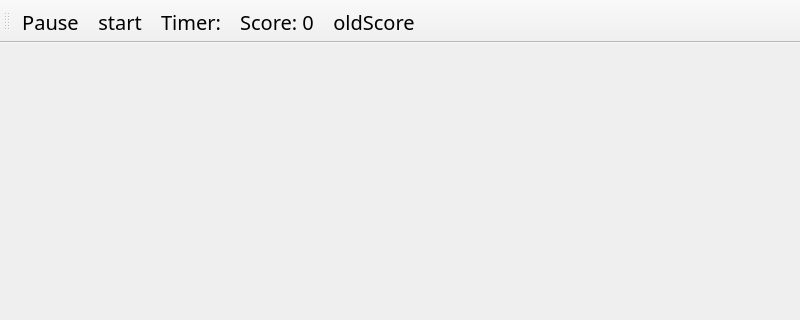
Above: A7-Parachutes/A7-Parachutes/gamewindow.ui from thePeterPan/CS3505-2016 before the change; both pictures show x 0 to 800 and y 0 to 320 of the 800 by 635 pixel window. Below: the same form after it.
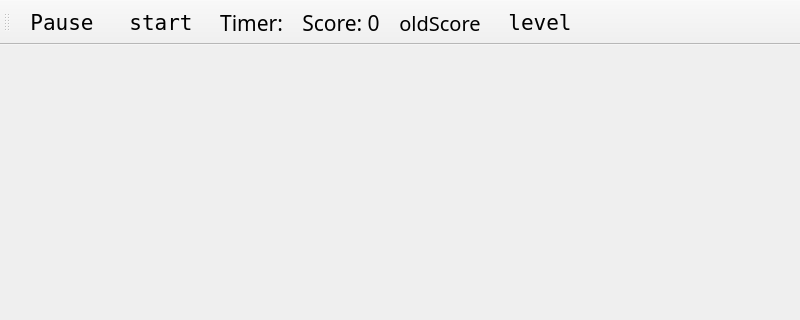
That is the form after the change. Icons and pictures are not drawn.

Commit message: display level

The edit to the form file:
```diff
--- a/A7-Parachutes/A7-Parachutes/gamewindow.ui
+++ b/A7-Parachutes/A7-Parachutes/gamewindow.ui
@@ -37,8 +37,8 @@
   <widget class="QToolBar" name="toolBar">
    <property name="font">
     <font>
-     <family>AR PL UMing TW</family>
-     <pointsize>15</pointsize>
+     <family>Fixedsys</family>
+     <pointsize>16</pointsize>
     </font>
    </property>
    <property name="windowTitle">
@@ -61,6 +61,7 @@
    <addaction name="actionTimer"/>
    <addaction name="actionScore"/>
    <addaction name="actionOldScore"/>
+   <addaction name="actionLevel"/>
   </widget>
   <action name="actionPause">
    <property name="icon">
@@ -120,6 +121,17 @@
     </font>
    </property>
   </action>
+  <action name="actionLevel">
+   <property name="text">
+    <string>level</string>
+   </property>
+   <property name="font">
+    <font>
+     <family>Fixedsys</family>
+     <pointsize>16</pointsize>
+    </font>
+   </property>
+  </action>
  </widget>
  <resources>
   <include location="resources.qrc"/>
```
The commit also changes 1 other file.
